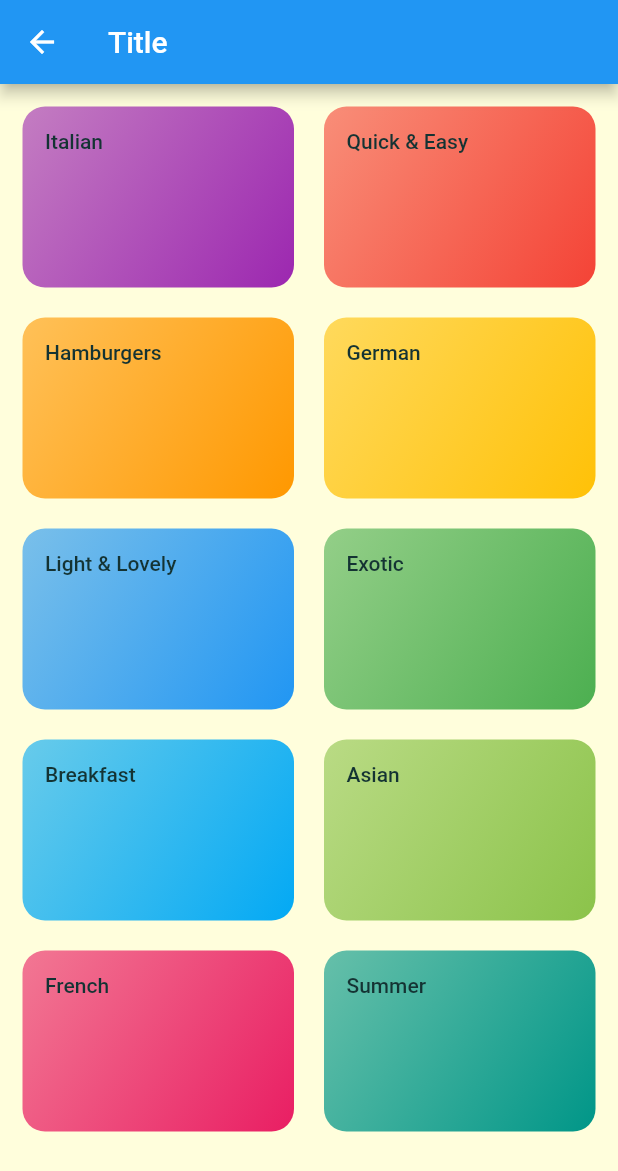
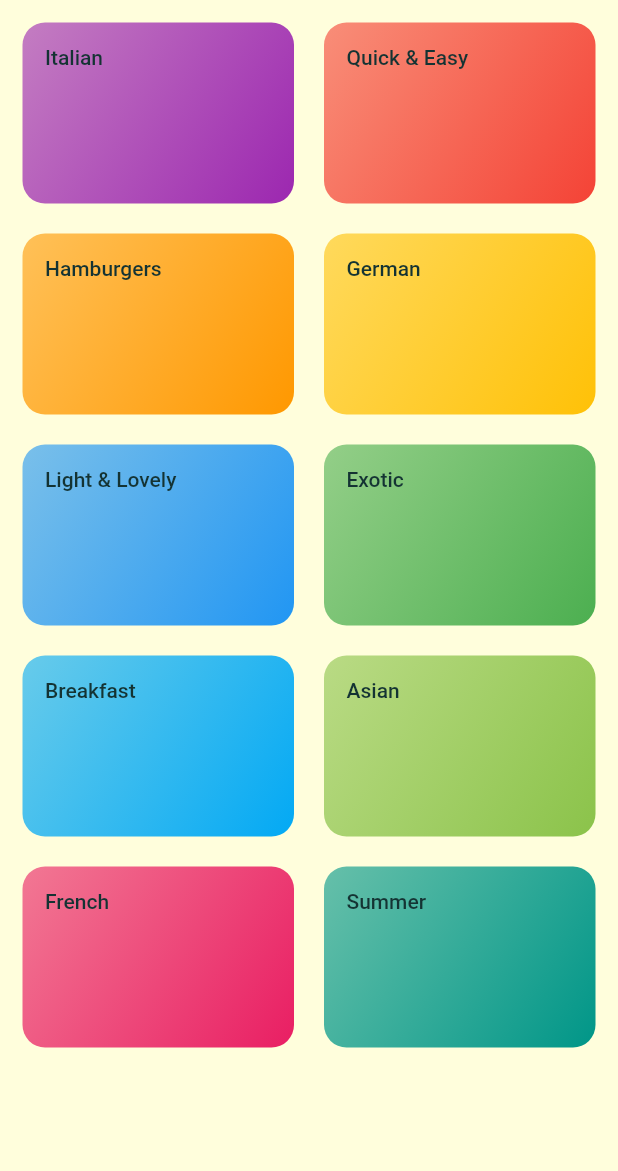
Before and after one commit to tayyabamin12/flutter_navigation, a Flutter app: the CategoriesScreen widget shown alone on an empty page, opened directly, on a phone screen of 412 x 824 dp. Shown: the top 1171 px of the screen. Run offline on Flutter 3.47's test engine with Material 2 defaults, Android fonts, the phone set to English and light mode, and no system bars.

Commit message:
Learned how to display tabs after Appbar

```diff
--- a/lib/main.dart
+++ b/lib/main.dart
@@ -2,6 +2,7 @@ import 'package:flutter/cupertino.dart';
 import 'package:flutter/material.dart';
 import 'package:navigation/screens/categories_screen.dart';
 import 'package:navigation/screens/meal_detail_screen.dart';
+import 'package:navigation/screens/tabs_screen.dart';
 import './screens/category_meal_screen.dart';
 
 void main() {
@@ -34,7 +35,7 @@ class MyApp extends StatelessWidget {
       // home: CategoriesScreen(),
       initialRoute: '/',
       routes: {
-        '/': (context) => CategoriesScreen(),
+        '/': (context) => TabsScreen(),
         CategoryMealScreen.routeName: (context) => CategoryMealScreen(),
         MealDetailScreen.routeName: (context) => MealDetailScreen(),
       },
--- a/lib/screens/categories_screen.dart
+++ b/lib/screens/categories_screen.dart
@@ -7,9 +7,7 @@ class CategoriesScreen extends StatelessWidget {
 
    @override
    Widget build(BuildContext context) {
-     return Scaffold(
-       appBar: AppBar(title: Text('Title'),),
-       body: GridView(
+     return GridView(
          padding: const EdgeInsets.all(15),
            children: DUMMY_CATEGORIES.map((catItem) =>
                CategoryItem(catItem.id, catItem.title, catItem.color)).toList(),
@@ -18,8 +16,7 @@ class CategoriesScreen extends StatelessWidget {
              childAspectRatio: 3 / 2,
              crossAxisSpacing: 20,
              mainAxisSpacing: 20,
-           )
-       ),
+           ),
      );
    }
  }
```
Also changed, not shown: lib/screens/favorite_screen.dart (added, +10 -0 lines), lib/screens/tabs_screen.dart (added, +26 -0 lines).
